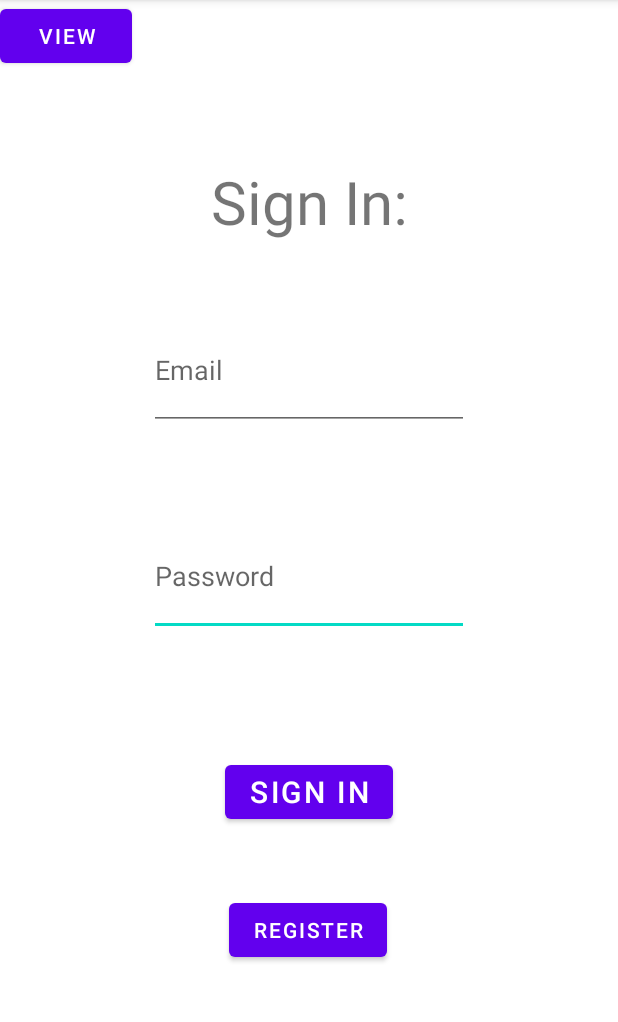
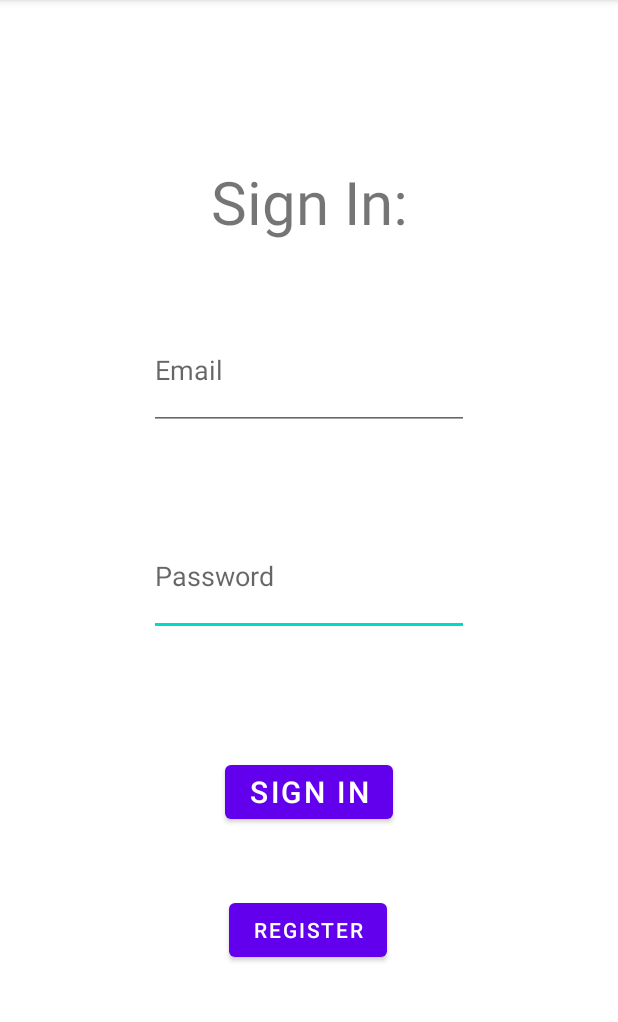
Before and after one commit to sanjanarc/a02-g11-orderup, an Android app: the screen it shows after launch (LoginActivity), on a phone screen of 412 x 824 dp, the part 84-1106 px from its top. Run offline under Robolectric (Android 15) with nearby library versions, the phone set to English and light mode, and no system bars.

Commit message:
remove view button in activity_login.xml

```diff
--- a/app/src/main/res/layout/activity_login.xml
+++ b/app/src/main/res/layout/activity_login.xml
@@ -69,13 +69,5 @@
         app:layout_constraintTop_toTopOf="parent"
         app:layout_constraintVertical_bias="0.828" />
 
-    <Button
-        android:id="@+id/viewDB"
-        android:layout_width="wrap_content"
-        android:layout_height="wrap_content"
-        android:text="VIEW"
-        tools:layout_editor_absoluteX="157dp"
-        tools:layout_editor_absoluteY="649dp" />
-
 
 </androidx.constraintlayout.widget.ConstraintLayout>
```
